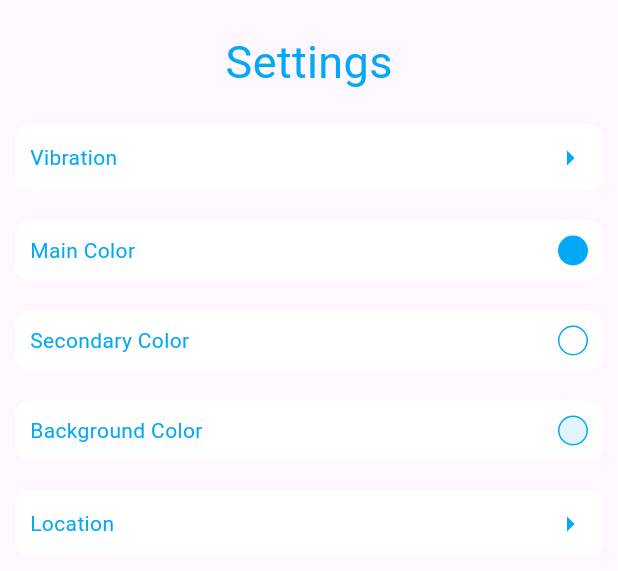
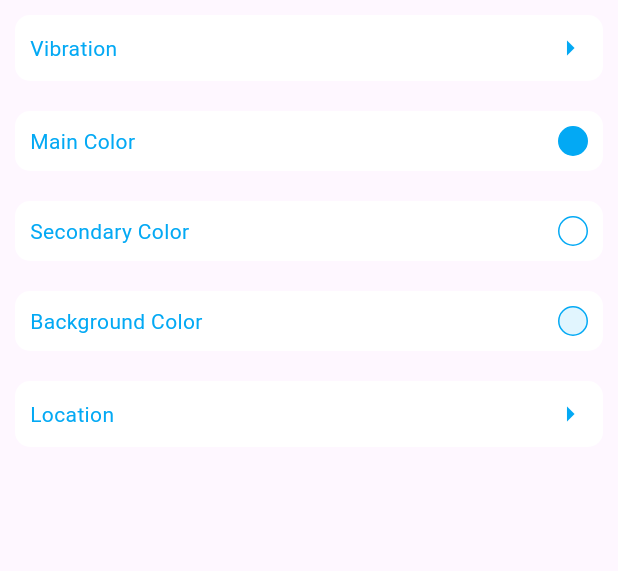
Before and after one commit to hazemxiii/prayerapp, a Flutter app: the Settings widget shown alone on an empty page, opened directly, on a phone screen of 412 x 824 dp. Shown: the top 571 px of the screen. Run offline on Flutter 3.47's test engine with Material 3 defaults, Android fonts, the phone set to English and light mode, and no system bars; our stand-ins replace flutter_colorpicker, geocoding, geolocator, shared_preferences, vibration; accounts and stored records are empty.

Commit message:
added app bar to the pages

```diff
--- a/prayerapp/lib/main.dart
+++ b/prayerapp/lib/main.dart
@@ -7,6 +7,9 @@
 import 'package:geolocator/geolocator.dart';
 import 'package:geocoding/geocoding.dart';
 import 'package:provider/provider.dart';
+
+// TODO: add app bar for the pages
+// TODO: comment tasbih.dart & vibration_settings.dart
 
 void main() {
   runApp(ChangeNotifierProvider(
@@ -133,7 +136,7 @@
       const Settings()
     ];
 
-    pagesDrawers = const [Placeholder(), TasbihDrawer(), Placeholder()];
+    pagesDrawers = const [null, TasbihDrawer(), null];
 
     // get the colors from the database and update them
     getColors().then((data) {
@@ -155,8 +158,21 @@
 
   @override
   Widget build(BuildContext context) {
+    List pagesAppBars = const [
+      null,
+      {"title": ""},
+      {"title": "Settings"}
+    ];
     return Consumer<ColorPalette>(builder: (context, palette, child) {
       return Scaffold(
+          appBar: pagesAppBars[activePage] != null
+              ? AppBar(
+                  backgroundColor: palette.getBackC,
+                  foregroundColor: palette.getMainC,
+                  title: Text(pagesAppBars[activePage]["title"]),
+                  centerTitle: true,
+                )
+              : null,
           drawer: pagesDrawers[activePage],
           key: scaffoldKey,
           bottomNavigationBar: SizedBox(
--- a/prayerapp/lib/settings.dart
+++ b/prayerapp/lib/settings.dart
@@ -36,17 +36,6 @@ class _SettingsState extends State<Settings> {
       child: Consumer<ColorPalette>(builder: (context, palette, child) {
         return Column(
           children: [
-            const SizedBox(
-              height: 20,
-            ),
-            Text("Settings",
-                style: TextStyle(
-                  fontSize: 30,
-                  color: palette.getMainC,
-                )),
-            const SizedBox(
-              height: 10,
-            ),
             InkWell(
               onTap: () {
                 Navigator.of(context).push(MaterialPageRoute(
```
Also changed, not shown: prayerapp/lib/tasbih.dart (+0 -15 lines).
